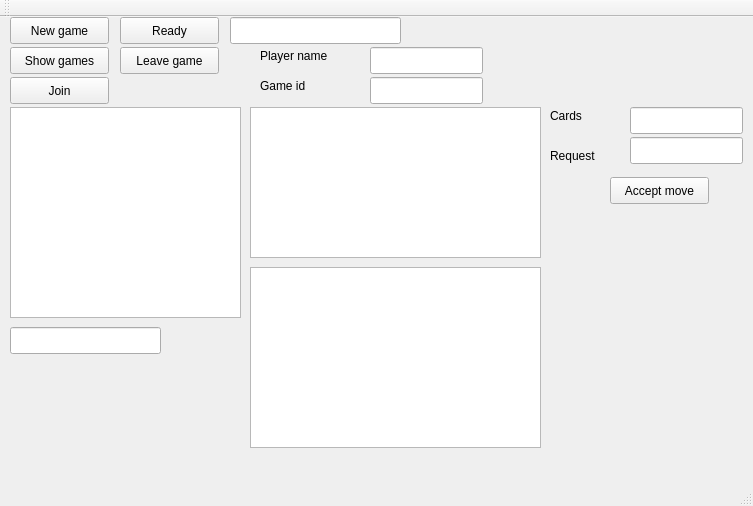
vincentvanbush/maumau, file client/mainwindow.ui: the form before one commit.
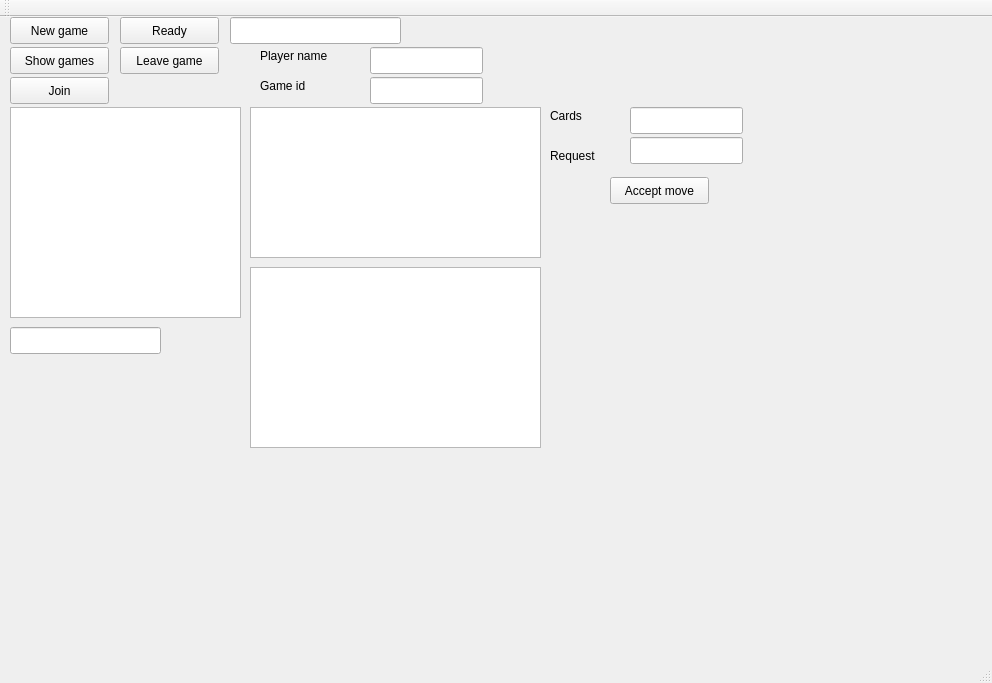
The form after the commit.

Diff of the .ui file:
```diff
--- a/client/mainwindow.ui
+++ b/client/mainwindow.ui
@@ -6,8 +6,8 @@
    <rect>
     <x>0</x>
     <y>0</y>
-    <width>753</width>
-    <height>506</height>
+    <width>992</width>
+    <height>683</height>
    </rect>
   </property>
   <property name="windowTitle">
@@ -234,6 +234,17 @@
      </rect>
     </property>
    </widget>
+   <widget class="QWidget" name="verticalLayoutWidget">
+    <property name="geometry">
+     <rect>
+      <x>190</x>
+      <y>440</y>
+      <width>381</width>
+      <height>191</height>
+     </rect>
+    </property>
+    <layout class="QVBoxLayout" name="verticalLayout"/>
+   </widget>
   </widget>
   <widget class="QMenuBar" name="menuBar">
    <property name="geometry">
```
Left out of the diff: 2 changed lines with no effect on the pictures.
